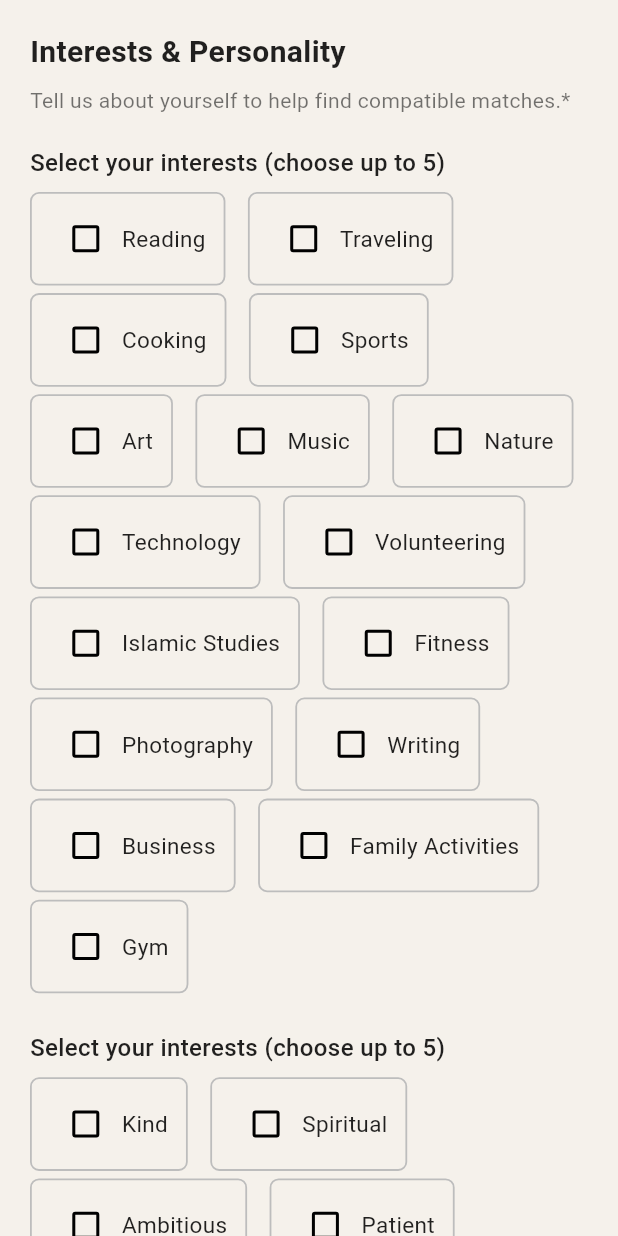
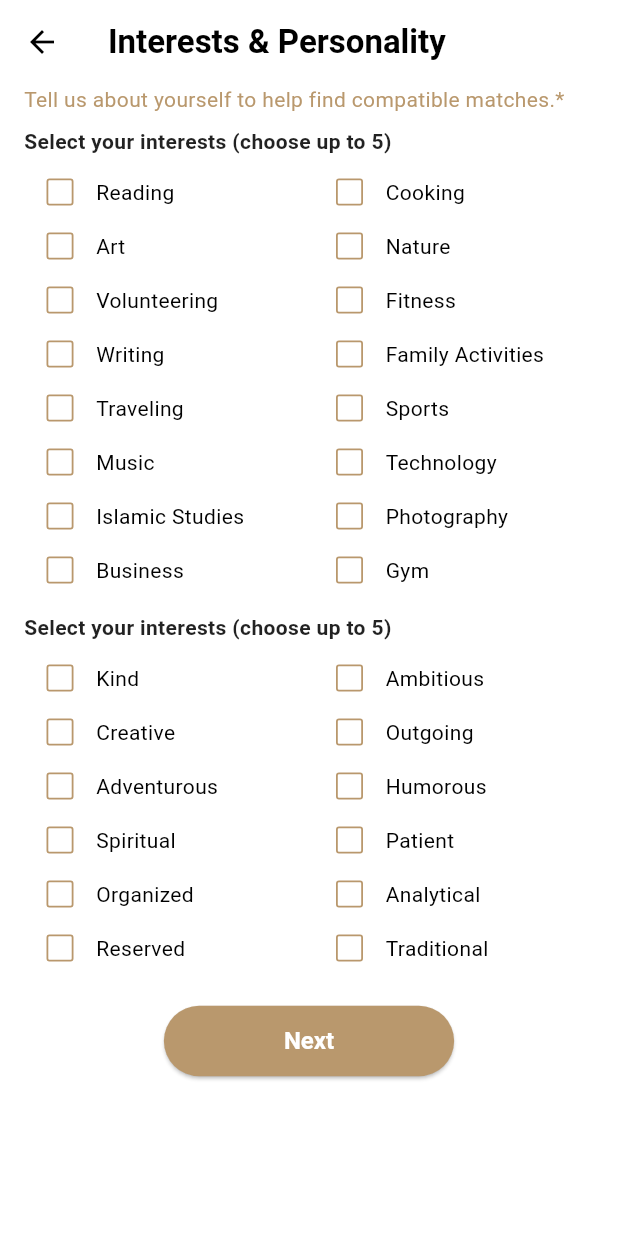
Before and after one commit to muhammadhamza67/nikahplus, a Flutter app: the InterestsPersonalityScreen screen opened directly, on a phone screen of 412 x 824 dp. Run offline on Flutter 3.47's test engine with Material 3 defaults, Android fonts, the phone set to English and light mode, and no system bars; our stand-ins replace font_awesome_flutter, image_picker; Roboto replaces fonts that are missing (Poppins); statements that could not run were skipped.

Commit message:
Update Interests & Personality screen UI with reduced gaps and white background

```diff
--- a/lib/screens/interests_personality_screen.dart
+++ b/lib/screens/interests_personality_screen.dart
@@ -1,7 +1,7 @@
 import 'package:flutter/material.dart';
 
 const Color goldColor = Color(0xFFB9986D);
-const Color lightBgColor = Color(0xFFF5F1EB);
+const Color whiteColor = Colors.white;
 
 class InterestsPersonalityScreen extends StatefulWidget {
   const InterestsPersonalityScreen({super.key});
@@ -11,130 +11,145 @@ class InterestsPersonalityScreen extends StatefulWidget {
 }
 
 class _InterestsPersonalityScreenState extends State<InterestsPersonalityScreen> {
-  final List<String> interestsList = [
-    'Reading', 'Traveling', 'Cooking', 'Sports', 'Art', 'Music',
-    'Nature', 'Technology', 'Volunteering', 'Islamic Studies',
-    'Fitness', 'Photography', 'Writing', 'Business', 'Family Activities', 'Gym'
+  List<String> interests1 = [
+    "Reading", "Cooking", "Art", "Nature", "Volunteering",
+    "Fitness", "Writing", "Family Activities",
+    "Traveling", "Sports", "Music", "Technology",
+    "Islamic Studies", "Photography", "Business", "Gym"
   ];
 
-  final List<String> personalityList = [
-    'Kind', 'Spiritual', 'Ambitious', 'Patient', 'Creative', 'Organized',
-    'Outgoing', 'Analytical', 'Adventurous', 'Reserved', 'Humorous', 'Traditional'
+  List<String> interests2 = [
+    "Kind", "Ambitious", "Creative", "Outgoing",
+    "Adventurous", "Humorous",
+    "Spiritual", "Patient", "Organized", "Analytical",
+    "Reserved", "Traditional"
   ];
 
-  List<String> selectedInterests = [];
-  List<String> selectedPersonality = [];
-
-  void toggleSelection(List<String> selectedList, String item, int maxLimit) {
-    setState(() {
-      if (selectedList.contains(item)) {
-        selectedList.remove(item);
-      } else {
-        if (selectedList.length < maxLimit) {
-          selectedList.add(item);
-        }
-      }
-    });
-  }
-
-  Widget buildCheckboxList(List<String> items, List<String> selectedList) {
-    return Wrap(
-      spacing: 15,
-      runSpacing: 5,
-      children: items.map((item) {
-        final isSelected = selectedList.contains(item);
-        return InkWell(
-          onTap: () => toggleSelection(selectedList, item, 5),
-          child: Container(
-            padding: const EdgeInsets.symmetric(vertical: 6, horizontal: 12),
-            decoration: BoxDecoration(
-              color: isSelected ? goldColor.withOpacity(0.3) : Colors.transparent,
-              border: Border.all(
-                color: isSelected ? goldColor : Colors.grey.shade400,
-                width: 1.2,
-              ),
-              borderRadius: BorderRadius.circular(6),
-            ),
-            child: Row(
-              mainAxisSize: MainAxisSize.min,
-              children: [
-                Checkbox(
-                  value: isSelected,
-                  onChanged: (_) => toggleSelection(selectedList, item, 5),
-                  activeColor: goldColor,
-                ),
-                Text(
-                  item,
-                  style: const TextStyle(fontSize: 15),
-                ),
-              ],
-            ),
-          ),
-        );
-      }).toList(),
-    );
-  }
+  Set<String> selected = {};
 
   @override
   Widget build(BuildContext context) {
     return Scaffold(
-      backgroundColor: lightBgColor,
-      body: SafeArea(
+      backgroundColor: whiteColor,
+      appBar: AppBar(
+        backgroundColor: whiteColor,
+        elevation: 0,
+        title: const Text(
+          "Interests & Personality",
+          style: TextStyle(
+            fontWeight: FontWeight.bold,
+            color: Colors.black,
+          ),
+        ),
+        iconTheme: const IconThemeData(color: Colors.black),
+      ),
+      body: Padding(
+        padding: const EdgeInsets.symmetric(horizontal: 16),
         child: SingleChildScrollView(
-          padding: const EdgeInsets.all(20),
           child: Column(
             crossAxisAlignment: CrossAxisAlignment.start,
             children: [
               const Text(
-                "Interests & Personality",
-                style: TextStyle(fontSize: 20, fontWeight: FontWeight.bold),
+                "Tell us about yourself to help find compatible matches.*",
+                style: TextStyle(color: goldColor, fontSize: 14),
               ),
               const SizedBox(height: 8),
-              const Text(
-                "Tell us about yourself to help find compatible matches.*",
-                style: TextStyle(fontSize: 14, color: Colors.black54),
-              ),
+              buildSection("Select your interests (choose up to 5)", interests1),
+              const SizedBox(height: 10),
+              buildSection("Select your interests (choose up to 5)", interests2),
               const SizedBox(height: 20),
-
-              const Text(
-                "Select your interests (choose up to 5)",
-                style: TextStyle(fontSize: 16, fontWeight: FontWeight.w500),
-              ),
-              const SizedBox(height: 8),
-              buildCheckboxList(interestsList, selectedInterests),
-              const SizedBox(height: 25),
-
-              const Text(
-                "Select your interests (choose up to 5)",
-                style: TextStyle(fontSize: 16, fontWeight: FontWeight.w500),
-              ),
-              const SizedBox(height: 8),
-              buildCheckboxList(personalityList, selectedPersonality),
-              const SizedBox(height: 40),
-
-              SizedBox(
-                width: double.infinity,
+              Center(
                 child: ElevatedButton(
-                  onPressed: () {
-                    // Add navigation or save logic
-                  },
                   style: ElevatedButton.styleFrom(
                     backgroundColor: goldColor,
-                    padding: const EdgeInsets.symmetric(vertical: 15),
-                    shape: RoundedRectangleBorder(
-                      borderRadius: BorderRadius.circular(8),
-                    ),
+                    padding: const EdgeInsets.symmetric(horizontal: 80, vertical: 14),
+                    shape: RoundedRectangleBorder(borderRadius: BorderRadius.circular(30)),
                   ),
+                  onPressed: () {},
                   child: const Text(
                     "Next",
-                    style: TextStyle(fontSize: 16, color: Colors.white),
+                    style: TextStyle(color: Colors.white, fontSize: 16),
                   ),
                 ),
-              )
+              ),
             ],
           ),
         ),
       ),
     );
   }
+
+  Widget buildSection(String title, List<String> items) {
+    return Column(
+      crossAxisAlignment: CrossAxisAlignment.start,
+      children: [
+        Text(
+          title,
+          style: const TextStyle(fontWeight: FontWeight.bold, fontSize: 14),
+        ),
+        const SizedBox(height: 6),
+        GridView.builder(
+          shrinkWrap: true,
+          physics: const NeverScrollableScrollPhysics(),
+          gridDelegate: const SliverGridDelegateWithFixedCrossAxisCount(
+            crossAxisCount: 2,
+            mainAxisExtent: 36, // reduced height for compact spacing
+            crossAxisSpacing: 6,
+            mainAxisSpacing: 0, // minimal vertical gap
+          ),
+          itemCount: items.length,
+          itemBuilder: (context, index) {
+            String interest = items[index];
+            bool isSelected = selected.contains(interest);
+
+            return InkWell(
+              onTap: () {
+                setState(() {
+                  if (isSelected) {
+                    selected.remove(interest);
+                  } else {
+                    if (selected.length < 5) {
+                      selected.add(interest);
+                    }
+                  }
+                });
+              },
+              child: Row(
+                children: [
+                  Checkbox(
+                    value: isSelected,
+                    onChanged: (value) {
+                      setState(() {
+                        if (isSelected) {
+                          selected.remove(interest);
+                        } else {
+                          if (selected.length < 5) {
+                            selected.add(interest);
+                          }
+                        }
+                      });
+                    },
+                    activeColor: goldColor,
+                    side: const BorderSide(color: goldColor, width: 1.2),
+                  ),
+                  Expanded(
+                    child: Container(
+                      color: isSelected ? goldColor : whiteColor,
+                      child: Text(
+                        interest,
+                        style: TextStyle(
+                          fontSize: 14,
+                          color: isSelected ? Colors.white : Colors.black,
+                        ),
+                      ),
+                    ),
+                  ),
+                ],
+              ),
+            );
+          },
+        ),
+      ],
+    );
+  }
 }
--- a/lib/screens/marriage_family_screen.dart
+++ b/lib/screens/marriage_family_screen.dart
@@ -1,4 +1,5 @@
 import 'package:flutter/material.dart';
+import 'interests_personality_screen.dart'; // Import your Interests & Personality screen
 
 const Color goldColor = Color(0xFFB9986D);
 const Color selectedBgColor = Color(0xFFEEE5DA);
@@ -149,7 +150,14 @@ class _MarriageFamilyScreenState extends State<MarriageFamilyScreen> {
                   ),
                   padding: const EdgeInsets.symmetric(vertical: 10),
                 ),
-                onPressed: () {},
+                onPressed: () {
+                  Navigator.push(
+                    context,
+                    MaterialPageRoute(
+                      builder: (context) => const InterestsPersonalityScreen(),
+                    ),
+                  );
+                },
                 child: const Text(
                   "Next",
                   style: TextStyle(fontSize: 16, color: Colors.white),
```
